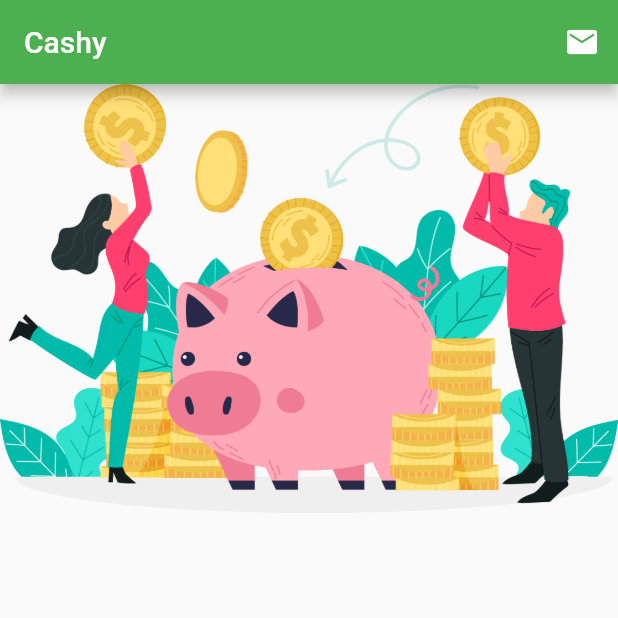
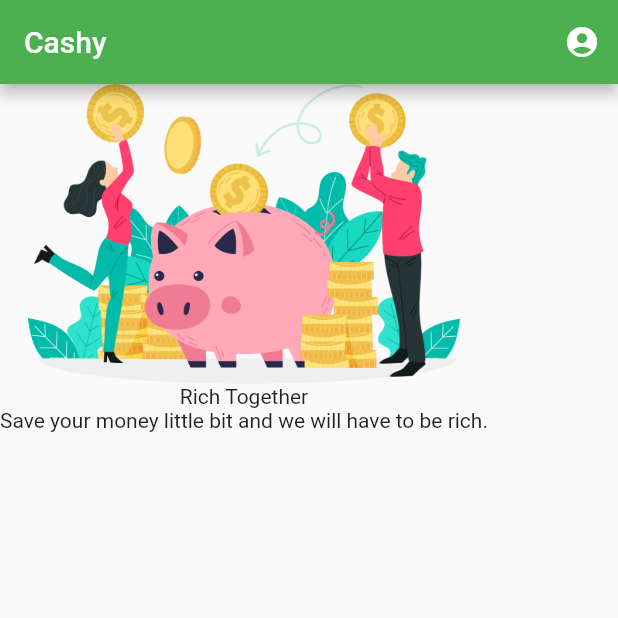
Before and after one commit to NurFajarSA/Flutter-MobileApp, a Flutter app: the screen it shows after launch, on a phone screen of 412 x 824 dp, the top half of it. Run offline on Flutter 3.47's test engine with Material 2 defaults, Android fonts, the phone set to English and light mode, and no system bars.

Commit message:
Use Container

```diff
--- a/lib/main.dart
+++ b/lib/main.dart
@@ -19,12 +19,22 @@ class MyApp extends StatelessWidget {
           title: Text("Cashy"),
           backgroundColor: Colors.green,
           actions: <Widget>[
-            IconButton(onPressed: () {}, icon: Icon(Icons.mail))
+            IconButton(onPressed: () {}, icon: Icon(Icons.account_circle))
           ],
         ),
         body: SafeArea(
-          child: Image(image: AssetImage('assets/images/ic_payment.png')),
-        ),
+            child: Container(
+          child: Column(
+            children: <Widget>[
+              Image(
+                image: AssetImage('assets/images/ic_payment.png'),
+                height: 200,
+              ),
+              Text("Rich Together"),
+              Text("Save your money little bit and we will have to be rich.")
+            ],
+          ),
+        )),
       ),
     );
   }
```
